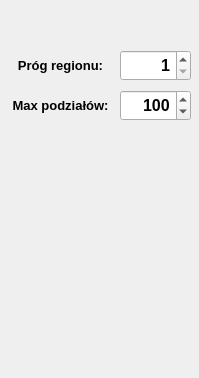
Old version of the form POiD/Zadanie_1/tools/zadanie2/segmentation.ui in the repository arthurn1910/POID2017.
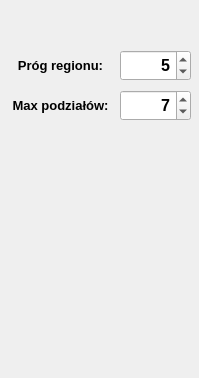
New version of the form.

Commit message: POiD segmentation

The edit to the form file:
```diff
--- a/POiD/Zadanie_1/tools/zadanie2/segmentation.ui
+++ b/POiD/Zadanie_1/tools/zadanie2/segmentation.ui
@@ -74,11 +74,14 @@
     <number>1</number>
    </property>
    <property name="maximum">
-    <number>100000</number>
+    <number>255</number>
    </property>
    <property name="singleStep">
     <number>1</number>
    </property>
+   <property name="value">
+    <number>5</number>
+   </property>
   </widget>
   <widget class="QSpinBox" name="maxDepthSpinBox">
    <property name="geometry">
@@ -106,13 +109,13 @@
     <number>1</number>
    </property>
    <property name="maximum">
-    <number>512</number>
+    <number>9</number>
    </property>
    <property name="singleStep">
     <number>1</number>
    </property>
    <property name="value">
-    <number>100</number>
+    <number>7</number>
    </property>
   </widget>
   <widget class="QLabel" name="widthLabel_2">
```
The commit also changes 3 other files.
